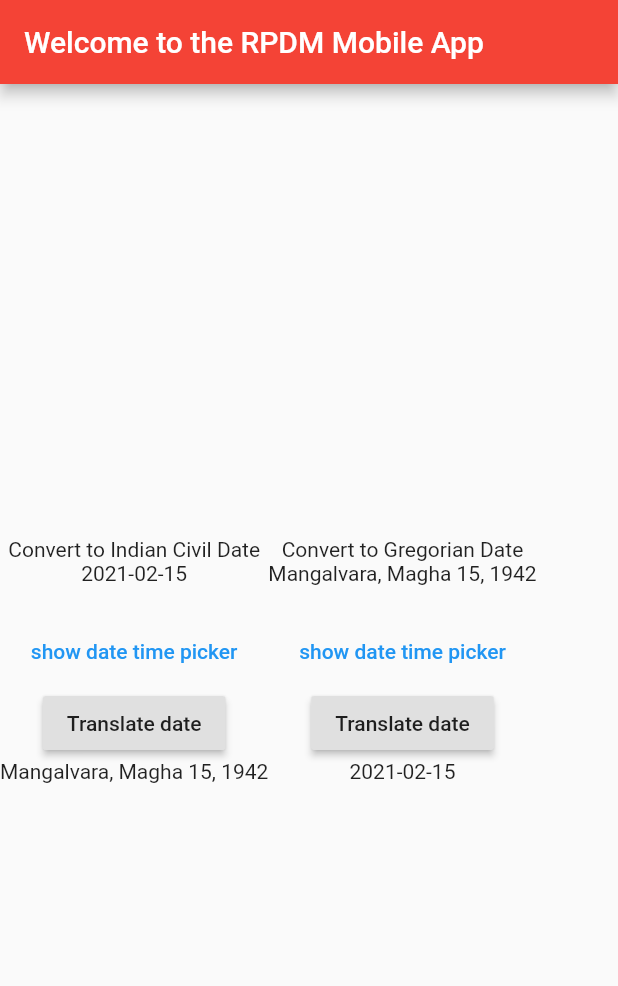
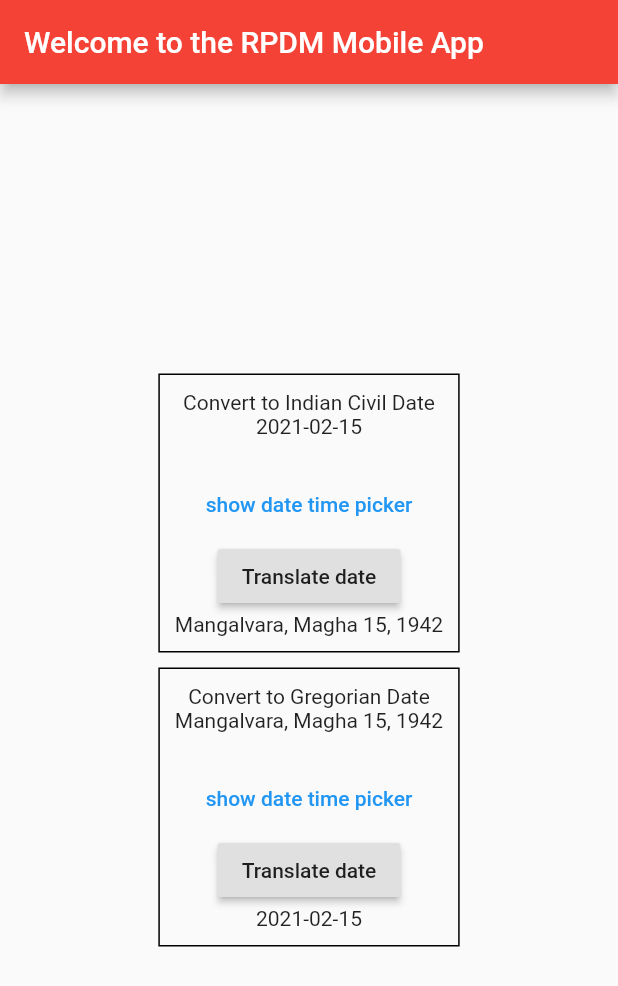
Before and after one commit to sourabhmarathe/rdpm-mobile-app, a Flutter app: the screen it shows after launch, after a tap on "Translate date", on a phone screen of 412 x 824 dp. Shown: the top 986 px of the screen. Run offline on Flutter 3.47's test engine with Material 2 defaults, Android fonts, the phone set to English and light mode, and no system bars; our stand-ins replace flutter_datetime_picker.

Commit message:
Clean up the UI
Update filename of SakaPickerModel.dart in README.md

```diff
--- a/rdpm/lib/SakaPickerModel.dart
+++ b/rdpm/lib/SakaPickerModel.dart
@@ -35,9 +35,11 @@ class SakaPickerModel extends CommonPickerModel {
     _fillLeftLists();
     _fillMiddleLists();
     _fillRightLists();
+
+    print(currentSakaTime);
     setLeftIndex(this.currentSakaTime.year - this.currentSakaTime.startYear);
-    setMiddleIndex(this.currentTime.month - minMonth);
-    setRightIndex(this.currentTime.day - minDay);
+    setMiddleIndex(this.currentSakaTime.month - minMonth);
+    setRightIndex(this.currentSakaTime.day - minDay);
   }
 
   // Returns max month of a given month
@@ -56,22 +58,26 @@ class SakaPickerModel extends CommonPickerModel {
   }
 
   void _fillLeftLists() {
-    for (int ii = this.currentSakaTime.year - 5; ii < 10; ii++) {
-      this.leftList.add(ii.toString());
-    }
+    int sakaOffset = 78;
+    this.leftList = List.generate(maxTime.year - minTime.year + 1, (int index) {
+      return '${minTime.year + index - sakaOffset}';
+    });
   }
 
   void _fillMiddleLists() {
-    this.middleList = this.currentSakaTime.months();
+    List<String> months = this.currentSakaTime.months();
+    int numMonths = 12;
+    this.middleList = List.generate(numMonths, (int index) {
+      return '${months[index]}';
+    });
   }
 
   void _fillRightLists() {
-    int maxDay =
-        _maxDayOfCurrentMonth(currentMiddleIndex(), currentRightIndex());
+    int maxDay = 31;
     int minDay = 1;
-    for (int ii = minDay; ii <= maxDay; ii++) {
-      this.rightList.add(ii.toString());
-    }
+    this.rightList = List.generate(maxDay - minDay + 1, (int index) {
+      return '${minDay + index}';
+    });
   }
 
   @override
@@ -85,7 +91,7 @@ class SakaPickerModel extends CommonPickerModel {
 
   @override
   String middleStringAtIndex(int index) {
-    if (index >= 1 && index <= middleList.length) {
+    if (index >= 0 && index < middleList.length) {
       return middleList[index];
     } else {
       return null;
@@ -94,7 +100,7 @@ class SakaPickerModel extends CommonPickerModel {
 
   @override
   String rightStringAtIndex(int index) {
-    if (index >= 1 && index <= 31) {
+    if (index >= 0 && index < 31) {
       return rightList[index];
     } else {
       return null;
@@ -113,14 +119,14 @@ class SakaPickerModel extends CommonPickerModel {
 
   @override
   List<int> layoutProportions() {
-    return [4, 1, 1];
+    return [1, 1, 1];
   }
 
   @override
   DateTime finalTime() {
-    currentSakaTime.year = int.parse(leftList[currentLeftIndex()]);
-    currentSakaTime.month = int.parse(middleList[currentMiddleIndex()]);
-    currentSakaTime.day = int.parse(rightList[currentRightIndex()]);
+    currentSakaTime.year = currentLeftIndex();
+    currentSakaTime.month = currentMiddleIndex() + 1;
+    currentSakaTime.day = currentRightIndex() + 1;
     currentTime = convertToGregorianDate(currentSakaTime);
     return currentTime;
   }
--- a/rdpm/lib/main.dart
+++ b/rdpm/lib/main.dart
@@ -2,7 +2,6 @@ import 'package:flutter/material.dart';
 
 import 'package:flutter_datetime_picker/flutter_datetime_picker.dart';
 import 'package:rdpm/SakaPickerModel.dart';
-import 'sakaPickerModel.dart';
 
 import 'calendar.dart';
 import 'sakaStruct.dart';
@@ -40,7 +39,7 @@ class _MyHomePageState extends State<MyHomePage> {
   SakaStruct selectedSakaDate = convertToSakaDate(DateTime.now());
   DateTime convertedGregorianDate = DateTime.now();
 
-  SakaPickerModel _sakaPickerModel;
+  SakaPickerModel _sakaPickerModel = new SakaPickerModel();
 
   /*
   * indianToGregorian: bool True = Indian to Greg conversion, false otherwise
@@ -62,9 +61,17 @@ class _MyHomePageState extends State<MyHomePage> {
         title: Text(widget.title),
       ),
       body: Center(
-        child: Row(children: <Widget>[
-          Column(
+        child:
+            Column(mainAxisAlignment: MainAxisAlignment.center, children: <Widget>[
+          Container(
+            margin: const EdgeInsets.all(5.0),
+            padding: const EdgeInsets.all(10.0),
+            decoration: BoxDecoration(
+              border: Border.all(),
+            ),
+            child: Column(
               mainAxisSize: MainAxisSize.min,
+              mainAxisAlignment: MainAxisAlignment.spaceEvenly,
               children: <Widget>[
                 Text("Convert to Indian Civil Date"),
                 Text("${selectedGregorianDate.toLocal()}".split(' ')[0]),
@@ -96,7 +103,14 @@ class _MyHomePageState extends State<MyHomePage> {
                 Text(convertedSakaDate.toString()),
               ],
             ),
-          Column(
+          ),
+          Container(
+            margin: const EdgeInsets.all(5.0),
+            padding: const EdgeInsets.all(10.0),
+            decoration: BoxDecoration(
+              border: Border.all(),
+            ),
+            child: Column(
               mainAxisSize: MainAxisSize.min,
               children: <Widget>[
                 Text("Convert to Gregorian Date"),
@@ -126,6 +140,7 @@ class _MyHomePageState extends State<MyHomePage> {
                 Text("${convertedGregorianDate.toLocal()}".split(' ')[0]),
               ],
             ),
+          ),
         ]),
       ),
     );
```
Also changed, not shown: 1 other file. Lines whose indentation alone changed are shown as unchanged.
